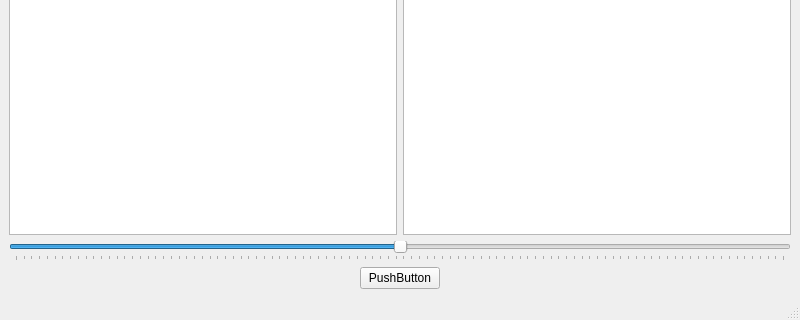
Qt form ui/ImageWindow.ui (thiess-cristian/ImageProcessing) before a commit; both pictures show x 0 to 800 and y 280 to 600 of the 800 by 600 pixel window.
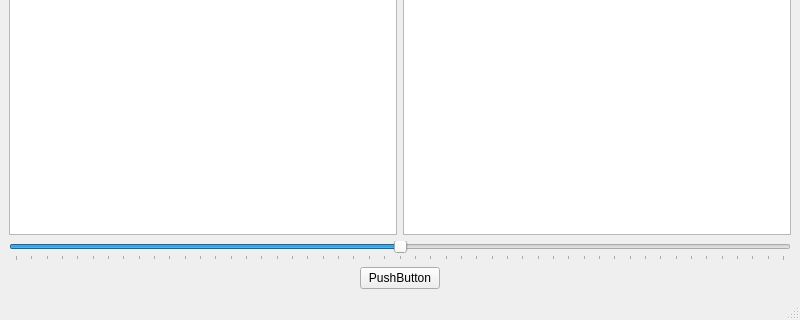
The same form after that commit.

Commit message: implemented zoom slider

```diff
--- a/ui/ImageWindow.ui
+++ b/ui/ImageWindow.ui
@@ -57,10 +57,10 @@
     <item row="1" column="0" colspan="4">
      <widget class="QSlider" name="horizontalSliderZoom">
       <property name="maximum">
-       <number>198</number>
+       <number>100</number>
       </property>
       <property name="value">
-       <number>99</number>
+       <number>50</number>
       </property>
       <property name="orientation">
        <enum>Qt::Horizontal</enum>
```
The commit also changes 4 other files.
